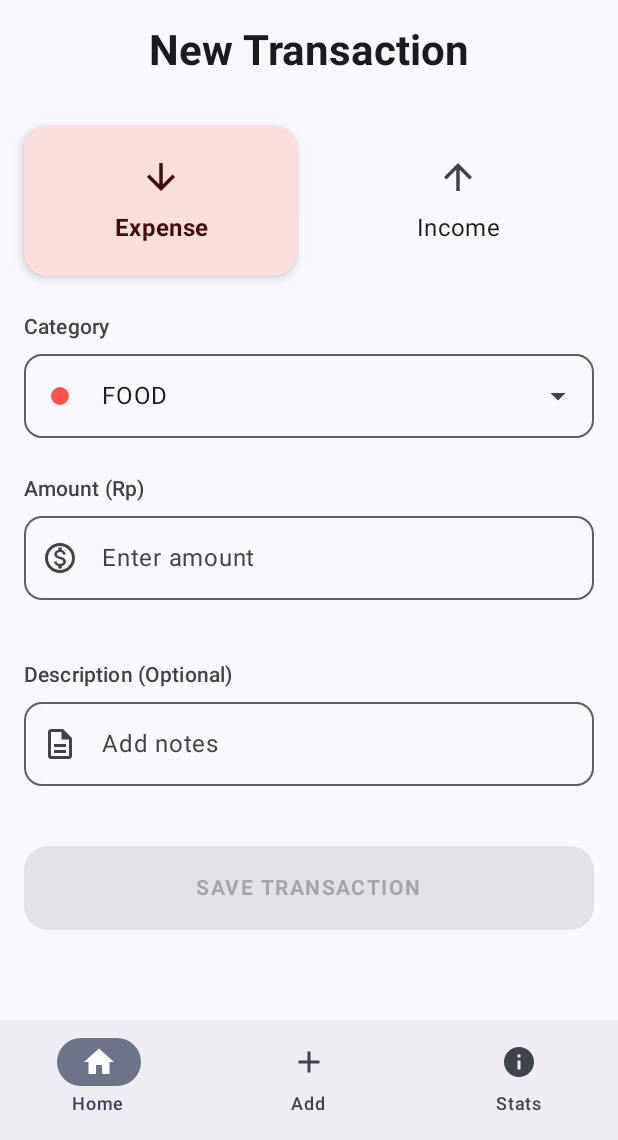
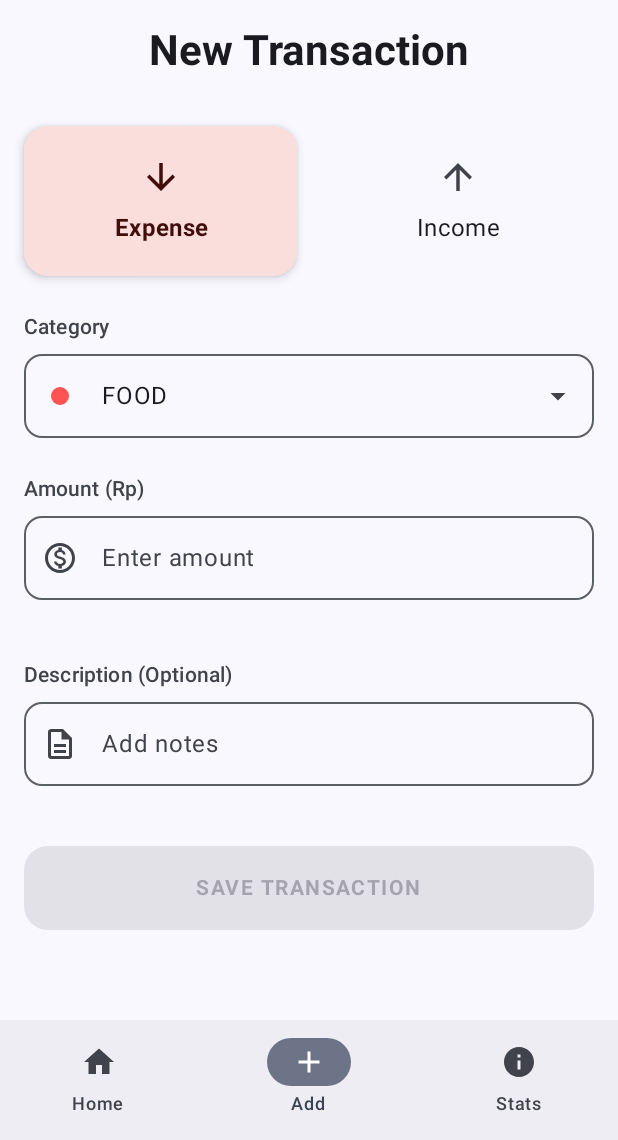
Before and after one commit to xcurvnubaim/ppb-ets-money-notes, an Android app built with Jetpack Compose: the screen it shows after launch (MainActivity), item 2 of the bottom bar chosen, on a phone screen of 412 x 824 dp, the part 96-1236 px from its top. Run offline under Robolectric (Android 15) with nearby library versions, the phone set to English and light mode, and no system bars; our stand-ins replace Room's generated code.

```diff
--- a/app/src/main/java/com/example/mymoneynotes/MainActivity.kt
+++ b/app/src/main/java/com/example/mymoneynotes/MainActivity.kt
@@ -11,6 +11,7 @@ import androidx.compose.ui.Modifier
 import androidx.lifecycle.viewmodel.compose.viewModel
 import androidx.navigation.compose.NavHost
 import androidx.navigation.compose.composable
+import androidx.navigation.compose.currentBackStackEntryAsState
 import androidx.navigation.compose.rememberNavController
 import com.example.mymoneynotes.ui.screens.*
 import com.example.mymoneynotes.ui.theme.MyMoneyNotesAppTheme
@@ -50,9 +51,22 @@ fun MyMoneyNotesApp(
     ) {
         val navController = rememberNavController()
 
+        // 🔥 ADD THIS: Tracking the current page
+        val currentBackStackEntry by navController.currentBackStackEntryAsState()
+        val currentRoute = currentBackStackEntry?.destination?.route
+
+        // You can use `currentRoute` anywhere now!
+        LaunchedEffect(currentRoute) {
+            currentRoute?.let {
+                // Log it or send it to analytics
+                println("Now viewing page: $it")
+            }
+        }
+
         // Collect state from ViewModel
         val transactions by viewModel.allTransactions.collectAsState()
         val financialSummary by viewModel.financialSummary.collectAsState()
+
 
         Scaffold(
             topBar = {
@@ -67,29 +81,23 @@ fun MyMoneyNotesApp(
             bottomBar = {
                 NavigationBar {
                     NavigationBarItem(
-                        selected = true,
+                        selected = currentRoute == "home",
                         onClick = { navController.navigate("home") },
                         icon = { Icon(imageVector = androidx.compose.material.icons.Icons.Default.Home, contentDescription = "Home") },
                         label = { Text("Home") }
                     )
                     NavigationBarItem(
-                        selected = false,
+                        selected = currentRoute == "add_transaction",
                         onClick = { navController.navigate("add_transaction") },
                         icon = { Icon(imageVector = androidx.compose.material.icons.Icons.Default.Add, contentDescription = "Add") },
                         label = { Text("Add") }
                     )
                     NavigationBarItem(
-                        selected = false,
+                        selected = currentRoute == "stats",
                         onClick = { navController.navigate("stats") },
                         icon = { Icon(imageVector = androidx.compose.material.icons.Icons.Default.Info, contentDescription = "Stats") },
                         label = { Text("Stats") }
                     )
-//                    NavigationBarItem(
-//                        selected = false,
-//                        onClick = { navController.navigate("settings") },
-//                        icon = { Icon(imageVector = androidx.compose.material.icons.Icons.Default.Settings, contentDescription = "Settings") },
-//                        label = { Text("Settings") }
-//                    )
                 }
             }
         ) { innerPadding ->
@@ -118,19 +126,7 @@ fun MyMoneyNotesApp(
                 composable("stats") {
                     StatsScreen(transactions = transactions)
                 }
-//                composable("settings") {
-//                    SettingsScreen(
-//                        onNavigateBack = {
-//                            navController.navigateUp()
-//                        }
-//                    )
-//                }
             }
         }
     }
 }
-
-//@Composable
-//fun SettingsScreen(onNavigateBack: () -> Boolean) {
-//    TODO("Not yet implemented")
-//}
```
